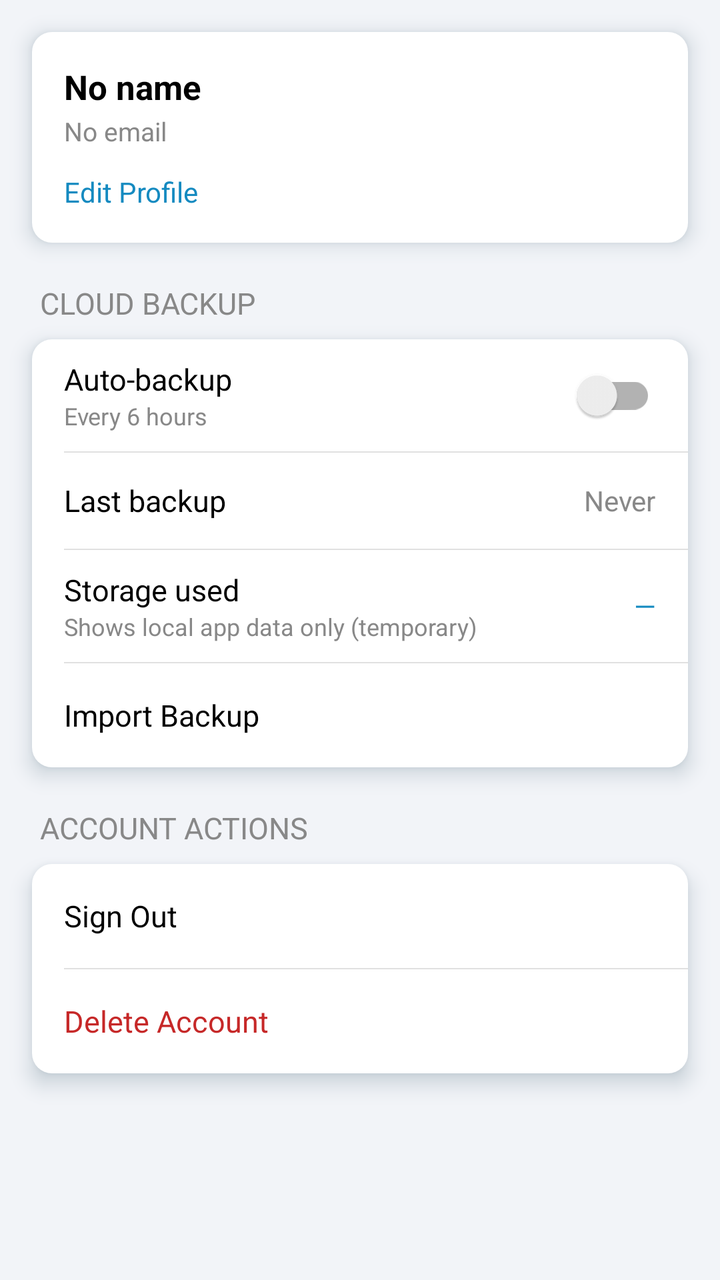
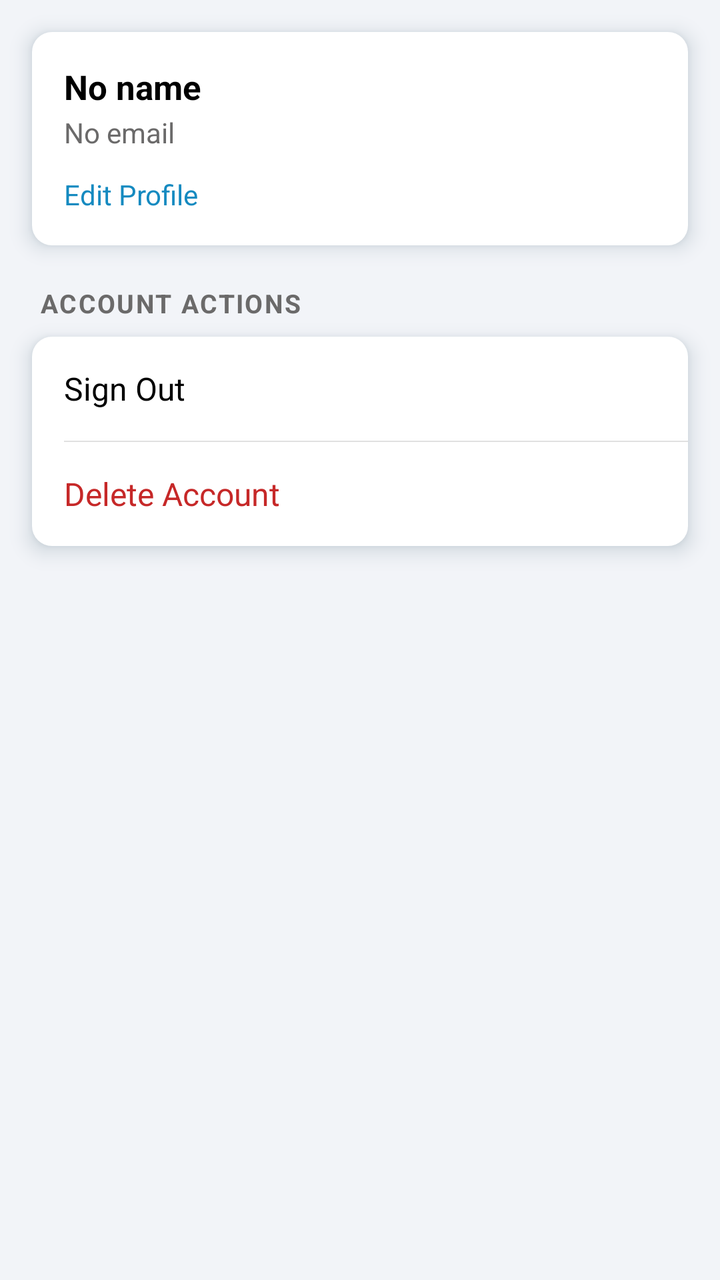

Before-and-after screenshots of an Android layout around one commit, followed by the original layout XML and the change that was made.
<!-- AndroidManifest.xml: application theme Theme.AquaSense -->
<!-- res/layout/fragment_accounts_backup.xml -->
<?xml version="1.0" encoding="utf-8"?>
<ScrollView xmlns:android="http://schemas.android.com/apk/res/android"
    android:layout_width="match_parent"
    android:layout_height="match_parent">

    <LinearLayout
        android:layout_width="match_parent"
        android:layout_height="wrap_content"
        android:clipToPadding="false"
        android:orientation="vertical"
        android:padding="16dp">

        
        <LinearLayout
            android:layout_width="match_parent"
            android:layout_height="wrap_content"
            android:layout_marginBottom="20dp"
            android:background="@drawable/bg_settings_card"
            style="@style/Widget.AquaSense.Card"
            android:orientation="vertical"
            android:padding="16dp">

            <TextView
                android:id="@+id/tvProfileName"
                android:layout_width="wrap_content"
                android:layout_height="wrap_content"
                android:text="@string/profile_name_empty"
                android:textColor="@color/text_primary"
                android:textSize="17sp"
                android:textStyle="bold" />

            <TextView
                android:id="@+id/tvProfileEmail"
                android:layout_width="wrap_content"
                android:layout_height="wrap_content"
                android:layout_marginTop="2dp"
                android:text="@string/profile_email_empty"
                android:textColor="@color/text_secondary"
                android:textSize="13sp" />

            <TextView
                android:id="@+id/btnEditProfile"
                android:layout_width="wrap_content"
                android:layout_height="wrap_content"
                android:layout_marginTop="12dp"
                android:clickable="true"
                android:focusable="true"
                android:text="@string/edit_profile"
                android:textColor="@color/accent"
                android:textSize="14sp" />

        </LinearLayout>

        
        <TextView
            android:layout_width="wrap_content"
            android:layout_height="wrap_content"
            android:layout_marginBottom="8dp"
            android:layout_marginStart="4dp"
            android:text="@string/section_cloud_backup"
            android:textAllCaps="true"
            android:textColor="@color/text_secondary"
            android:textSize="15sp" />

        <LinearLayout
            android:layout_width="match_parent"
            android:layout_height="wrap_content"
            android:layout_marginBottom="20dp"
            android:background="@drawable/bg_settings_card"
            style="@style/Widget.AquaSense.Card"
            android:orientation="vertical">

            
            <LinearLayout
                android:layout_width="match_parent"
                android:layout_height="56dp"
                android:gravity="center_vertical"
                android:orientation="horizontal"
                android:paddingStart="16dp"
                android:paddingEnd="16dp">

                <LinearLayout
                    android:layout_width="0dp"
                    android:layout_height="wrap_content"
                    android:layout_weight="1"
                    android:orientation="vertical">

                    <TextView
                        android:layout_width="wrap_content"
                        android:layout_height="wrap_content"
                        android:text="@string/auto_backup"
                        android:textColor="@color/text_primary"
                        android:textSize="15sp" />

                    <TextView
                        android:layout_width="wrap_content"
                        android:layout_height="wrap_content"
                        android:text="@string/auto_backup_desc"
                        android:textColor="@color/text_secondary"
                        android:textSize="12sp" />

                </LinearLayout>

                <androidx.appcompat.widget.SwitchCompat
                    android:id="@+id/switchAutoBackup"
                    android:layout_width="wrap_content"
                    android:layout_height="wrap_content" />

            </LinearLayout>

            <View
                android:layout_width="match_parent"
                android:layout_height="0.5dp"
                android:layout_marginStart="16dp"
                android:background="@color/divider" />

            
            <LinearLayout
                android:layout_width="match_parent"
                android:layout_height="48dp"
                android:gravity="center_vertical"
                android:orientation="horizontal"
                android:paddingStart="16dp"
                android:paddingEnd="16dp">

                <TextView
                    android:layout_width="0dp"
                    android:layout_height="wrap_content"
                    android:layout_weight="1"
                    android:text="@string/last_backup"
                    android:textColor="@color/text_primary"
                    android:textSize="15sp" />

                <TextView
                    android:id="@+id/tvLastBackup"
                    android:layout_width="wrap_content"
                    android:layout_height="wrap_content"
                    android:text="@string/never"
                    android:textColor="@color/text_secondary"
                    android:textSize="14sp" />

            </LinearLayout>

            <View
                android:layout_width="match_parent"
                android:layout_height="0.5dp"
                android:layout_marginStart="16dp"
                android:background="@color/divider" />

            
            <LinearLayout
                android:layout_width="match_parent"
                android:layout_height="56dp"
                android:gravity="center_vertical"
                android:orientation="horizontal"
                android:paddingStart="16dp"
                android:paddingEnd="16dp">

                <LinearLayout
                    android:layout_width="0dp"
                    android:layout_height="wrap_content"
                    android:layout_weight="1"
                    android:orientation="vertical">

                    <TextView
                        android:layout_width="wrap_content"
                        android:layout_height="wrap_content"
                        android:text="@string/storage_used"
                        android:textColor="@color/text_primary"
                        android:textSize="15sp" />

                    <TextView
                        android:layout_width="wrap_content"
                        android:layout_height="wrap_content"
                        android:text="@string/storage_used_desc"
                        android:textColor="@color/text_secondary"
                        android:textSize="12sp" />

                </LinearLayout>

                <TextView
                    android:id="@+id/tvStorageUsed"
                    android:layout_width="wrap_content"
                    android:layout_height="wrap_content"
                    android:text="@string/storage_used_placeholder"
                    android:textColor="@color/accent"
                    android:textSize="14sp" />

            </LinearLayout>

            <View
                android:layout_width="match_parent"
                android:layout_height="0.5dp"
                android:layout_marginStart="16dp"
                android:background="@color/divider" />

            <TextView
                android:id="@+id/btnImportBackup"
                android:layout_width="match_parent"
                android:layout_height="52dp"
                android:clickable="true"
                android:focusable="true"
                android:foreground="?attr/selectableItemBackground"
                android:gravity="center_vertical"
                android:paddingStart="16dp"
                android:paddingEnd="16dp"
                android:text="@string/import_backup"
                android:textColor="@color/text_primary"
                android:textSize="15sp" />

        </LinearLayout>

        
        <TextView
            android:layout_width="wrap_content"
            android:layout_height="wrap_content"
            android:layout_marginBottom="8dp"
            android:layout_marginStart="4dp"
            android:text="@string/section_account_actions"
            android:textAllCaps="true"
            android:textColor="@color/text_secondary"
            android:textSize="15sp" />

        <LinearLayout
            android:layout_width="match_parent"
            android:layout_height="wrap_content"
            android:background="@drawable/bg_settings_card"
            style="@style/Widget.AquaSense.Card"
            android:orientation="vertical">

            <TextView
                android:id="@+id/btnSignOut"
                android:layout_width="match_parent"
                android:layout_height="52dp"
                android:clickable="true"
                android:focusable="true"
                android:foreground="?attr/selectableItemBackground"
                android:gravity="center_vertical"
                android:paddingStart="16dp"
                android:paddingEnd="16dp"
                android:text="@string/sign_out"
                android:textColor="@color/text_primary"
                android:textSize="15sp" />

            <View
                android:layout_width="match_parent"
                android:layout_height="0.5dp"
                android:layout_marginStart="16dp"
                android:background="@color/divider" />

            <TextView
                android:id="@+id/btnDeleteAccount"
                android:layout_width="match_parent"
                android:layout_height="52dp"
                android:clickable="true"
                android:focusable="true"
                android:foreground="?attr/selectableItemBackground"
                android:gravity="center_vertical"
                android:paddingStart="16dp"
                android:paddingEnd="16dp"
                android:text="@string/delete_account"
                android:textColor="@color/danger"
                android:textSize="15sp" />

        </LinearLayout>

    </LinearLayout>

</ScrollView>
<!-- resources referenced by this layout -->
<resources>
  <color name="accent">#158AC0</color>
  <color name="danger">#FFC62828</color>
  <color name="divider">#FFE0E0E0</color>
  <color name="text_primary">#FF000000</color>
  <color name="text_secondary">#FF888888</color>
  <!-- drawable bg_settings_card (drawable) -->
  <?xml version="1.0" encoding="utf-8"?>
  <shape xmlns:android="http://schemas.android.com/apk/res/android"
      android:shape="rectangle">
      <solid android:color="@color/card_background" />
      <corners android:radius="10dp" />
  </shape>
  <string name="auto_backup">Auto-backup</string>
  <string name="auto_backup_desc">Every 6 hours</string>
  <string name="delete_account">Delete Account</string>
  <string name="edit_profile">Edit Profile</string>
  <string name="import_backup">Import Backup</string>
  <string name="last_backup">Last backup</string>
  <string name="never">Never</string>
  <string name="profile_email_empty">No email</string>
  <string name="profile_name_empty">No name</string>
  <string name="section_account_actions">ACCOUNT ACTIONS</string>
  <string name="section_cloud_backup">CLOUD BACKUP</string>
  <string name="sign_out">Sign Out</string>
  <string name="storage_used">Storage used</string>
  <string name="storage_used_desc">Shows local app data only (temporary)</string>
  <string name="storage_used_placeholder">—</string>
  <style name="Widget.AquaSense.Card" parent="">
          <item name="android:elevation">6dp</item>
          <item name="android:outlineAmbientShadowColor">@color/card_shadow</item>
          <item name="android:outlineSpotShadowColor">@color/card_shadow</item>
      </style>
  <style name="Theme.AquaSense" parent="Base.Theme.AquaSense" />
  <color name="card_background">#FFFFFFFF</color>
  <color name="card_shadow">#FF123A4D</color>
  <style name="Base.Theme.AquaSense" parent="Theme.MaterialComponents.DayNight.NoActionBar">
          
          <item name="android:windowBackground">@color/background</item>
          <item name="android:colorBackground">@color/background</item>
          
          <item name="android:statusBarColor">@color/toolbar_gradient_start</item>
          <item name="android:windowLightStatusBar">@bool/light_status_bar_icons</item>
      </style>
  <color name="background">#FFF2F4F8</color>
  <color name="toolbar_gradient_start">#FFC1DFE0</color>
</resources>

<!-- the commit's change to res/layout/fragment_accounts_backup.xml (unified diff, before → after) -->
@@ -25,9 +25,8 @@
                 android:layout_width="wrap_content"
                 android:layout_height="wrap_content"
                 android:text="@string/profile_name_empty"
-                android:textColor="@color/text_primary"
-                android:textSize="17sp"
-                android:textStyle="bold" />
+                android:textStyle="bold"                
+                android:textAppearance="@style/TextAppearance.AquaSense.ProfileName" />
 
             <TextView
                 android:id="@+id/tvProfileEmail"
@@ -35,8 +34,7 @@
                 android:layout_height="wrap_content"
                 android:layout_marginTop="2dp"
                 android:text="@string/profile_email_empty"
-                android:textColor="@color/text_secondary"
-                android:textSize="13sp" />
+                android:textAppearance="@style/TextAppearance.AquaSense.ProfileEmail" />
 
             <TextView
                 android:id="@+id/btnEditProfile"
@@ -46,167 +44,7 @@
                 android:clickable="true"
                 android:focusable="true"
                 android:text="@string/edit_profile"
-                android:textColor="@color/accent"
-                android:textSize="14sp" />
-
-        </LinearLayout>
-
-        
-        <TextView
-            android:layout_width="wrap_content"
-            android:layout_height="wrap_content"
-            android:layout_marginBottom="8dp"
-            android:layout_marginStart="4dp"
-            android:text="@string/section_cloud_backup"
-            android:textAllCaps="true"
-            android:textColor="@color/text_secondary"
-            android:textSize="15sp" />
-
-        <LinearLayout
-            android:layout_width="match_parent"
-            android:layout_height="wrap_content"
-            android:layout_marginBottom="20dp"
-            android:background="@drawable/bg_settings_card"
-            style="@style/Widget.AquaSense.Card"
-            android:orientation="vertical">
-
-            
-            <LinearLayout
-                android:layout_width="match_parent"
-                android:layout_height="56dp"
-                android:gravity="center_vertical"
-                android:orientation="horizontal"
-                android:paddingStart="16dp"
-                android:paddingEnd="16dp">
-
-                <LinearLayout
-                    android:layout_width="0dp"
-                    android:layout_height="wrap_content"
-                    android:layout_weight="1"
-                    android:orientation="vertical">
-
-                    <TextView
-                        android:layout_width="wrap_content"
-                        android:layout_height="wrap_content"
-                        android:text="@string/auto_backup"
-                        android:textColor="@color/text_primary"
-                        android:textSize="15sp" />
-
-                    <TextView
-                        android:layout_width="wrap_content"
-                        android:layout_height="wrap_content"
-                        android:text="@string/auto_backup_desc"
-                        android:textColor="@color/text_secondary"
-                        android:textSize="12sp" />
-
-                </LinearLayout>
-
-                <androidx.appcompat.widget.SwitchCompat
-                    android:id="@+id/switchAutoBackup"
-                    android:layout_width="wrap_content"
-                    android:layout_height="wrap_content" />
-
-            </LinearLayout>
-
-            <View
-                android:layout_width="match_parent"
-                android:layout_height="0.5dp"
-                android:layout_marginStart="16dp"
-                android:background="@color/divider" />
-
-            
-            <LinearLayout
-                android:layout_width="match_parent"
-                android:layout_height="48dp"
-                android:gravity="center_vertical"
-                android:orientation="horizontal"
-                android:paddingStart="16dp"
-                android:paddingEnd="16dp">
-
-                <TextView
-                    android:layout_width="0dp"
-                    android:layout_height="wrap_content"
-                    android:layout_weight="1"
-                    android:text="@string/last_backup"
-                    android:textColor="@color/text_primary"
-                    android:textSize="15sp" />
-
-                <TextView
-                    android:id="@+id/tvLastBackup"
-                    android:layout_width="wrap_content"
-                    android:layout_height="wrap_content"
-                    android:text="@string/never"
-                    android:textColor="@color/text_secondary"
-                    android:textSize="14sp" />
-
-            </LinearLayout>
-
-            <View
-                android:layout_width="match_parent"
-                android:layout_height="0.5dp"
-                android:layout_marginStart="16dp"
-                android:background="@color/divider" />
-
-            
-            <LinearLayout
-                android:layout_width="match_parent"
-                android:layout_height="56dp"
-                android:gravity="center_vertical"
-                android:orientation="horizontal"
-                android:paddingStart="16dp"
-                android:paddingEnd="16dp">
-
-                <LinearLayout
-                    android:layout_width="0dp"
-                    android:layout_height="wrap_content"
-                    android:layout_weight="1"
-                    android:orientation="vertical">
-
-                    <TextView
-                        android:layout_width="wrap_content"
-                        android:layout_height="wrap_content"
-                        android:text="@string/storage_used"
-                        android:textColor="@color/text_primary"
-                        android:textSize="15sp" />
-
-                    <TextView
-                        android:layout_width="wrap_content"
-                        android:layout_height="wrap_content"
-                        android:text="@string/storage_used_desc"
-                        android:textColor="@color/text_secondary"
-                        android:textSize="12sp" />
-
-                </LinearLayout>
-
-                <TextView
-                    android:id="@+id/tvStorageUsed"
-                    android:layout_width="wrap_content"
-                    android:layout_height="wrap_content"
-                    android:text="@string/storage_used_placeholder"
-                    android:textColor="@color/accent"
-                    android:textSize="14sp" />
-
-            </LinearLayout>
-
-            <View
-                android:layout_width="match_parent"
-                android:layout_height="0.5dp"
-                android:layout_marginStart="16dp"
-                android:background="@color/divider" />
-
-            <TextView
-                android:id="@+id/btnImportBackup"
-                android:layout_width="match_parent"
-                android:layout_height="52dp"
-                android:clickable="true"
-                android:focusable="true"
-                android:foreground="?attr/selectableItemBackground"
-                android:gravity="center_vertical"
-                android:paddingStart="16dp"
-                android:paddingEnd="16dp"
-                android:text="@string/import_backup"
-                android:textColor="@color/text_primary"
-                android:textSize="15sp" />
+                android:textAppearance="@style/TextAppearance.AquaSense.RowValue" />
 
         </LinearLayout>
 
@@ -217,9 +55,7 @@
             android:layout_marginBottom="8dp"
             android:layout_marginStart="4dp"
             android:text="@string/section_account_actions"
-            android:textAllCaps="true"
-            android:textColor="@color/text_secondary"
-            android:textSize="15sp" />
+            android:textAppearance="@style/TextAppearance.AquaSense.SectionHeader" />
 
         <LinearLayout
             android:layout_width="match_parent"
@@ -231,7 +67,10 @@
             <TextView
                 android:id="@+id/btnSignOut"
                 android:layout_width="match_parent"
-                android:layout_height="52dp"
+                android:layout_height="wrap_content"
+                android:minHeight="52dp"
+                android:paddingTop="8dp"
+                android:paddingBottom="8dp"
                 android:clickable="true"
                 android:focusable="true"
                 android:foreground="?attr/selectableItemBackground"
@@ -239,8 +78,7 @@
                 android:paddingStart="16dp"
                 android:paddingEnd="16dp"
                 android:text="@string/sign_out"
-                android:textColor="@color/text_primary"
-                android:textSize="15sp" />
+                android:textAppearance="@style/TextAppearance.AquaSense.RowTitle" />
 
             <View
                 android:layout_width="match_parent"
@@ -251,7 +89,10 @@
             <TextView
                 android:id="@+id/btnDeleteAccount"
                 android:layout_width="match_parent"
-                android:layout_height="52dp"
+                android:layout_height="wrap_content"
+                android:minHeight="52dp"
+                android:paddingTop="8dp"
+                android:paddingBottom="8dp"
                 android:clickable="true"
                 android:focusable="true"
                 android:foreground="?attr/selectableItemBackground"
@@ -259,8 +100,7 @@
                 android:paddingStart="16dp"
                 android:paddingEnd="16dp"
                 android:text="@string/delete_account"
-                android:textColor="@color/danger"
-                android:textSize="15sp" />
+                android:textAppearance="@style/TextAppearance.AquaSense.RowTitle.Danger" />
 
         </LinearLayout>
 
<!-- resource entries referenced after the edit -->
@@ -4,7 +4,7 @@
   <color name="danger">#FFC62828</color>
   <color name="divider">#FFE0E0E0</color>
   <color name="text_primary">#FF000000</color>
-  <color name="text_secondary">#FF888888</color>
+  <color name="text_secondary">#FF6B6A6A</color>
   <!-- drawable bg_settings_card (drawable) -->
   <?xml version="1.0" encoding="utf-8"?>
   <shape xmlns:android="http://schemas.android.com/apk/res/android"
@@ -12,21 +12,38 @@
       <solid android:color="@color/card_background" />
       <corners android:radius="10dp" />
   </shape>
-  <string name="auto_backup">Auto-backup</string>
-  <string name="auto_backup_desc">Every 6 hours</string>
   <string name="delete_account">Delete Account</string>
   <string name="edit_profile">Edit Profile</string>
-  <string name="import_backup">Import Backup</string>
-  <string name="last_backup">Last backup</string>
-  <string name="never">Never</string>
   <string name="profile_email_empty">No email</string>
   <string name="profile_name_empty">No name</string>
   <string name="section_account_actions">ACCOUNT ACTIONS</string>
-  <string name="section_cloud_backup">CLOUD BACKUP</string>
   <string name="sign_out">Sign Out</string>
-  <string name="storage_used">Storage used</string>
-  <string name="storage_used_desc">Shows local app data only (temporary)</string>
-  <string name="storage_used_placeholder">—</string>
+  <style name="TextAppearance.AquaSense.ProfileEmail" parent="TextAppearance.AppCompat">
+          <item name="android:textSize">14sp</item>
+          <item name="android:textColor">@color/text_secondary</item>
+      </style>
+  <style name="TextAppearance.AquaSense.ProfileName" parent="TextAppearance.AppCompat">
+          <item name="android:textSize">17sp</item>
+          <item name="android:textColor">@color/text_primary</item>
+      </style>
+  <style name="TextAppearance.AquaSense.RowTitle" parent="TextAppearance.AppCompat">
+          <item name="android:textSize">16sp</item>
+          <item name="android:textColor">@color/text_primary</item>
+      </style>
+  <style name="TextAppearance.AquaSense.RowTitle.Danger">
+          <item name="android:textColor">@color/danger</item>
+      </style>
+  <style name="TextAppearance.AquaSense.RowValue" parent="TextAppearance.AppCompat">
+          <item name="android:textSize">14sp</item>
+          <item name="android:textColor">@color/accent</item>
+      </style>
+  <style name="TextAppearance.AquaSense.SectionHeader" parent="TextAppearance.AppCompat">
+          <item name="android:textSize">13sp</item>
+          <item name="android:textAllCaps">true</item>
+          <item name="android:textStyle">bold</item>
+          <item name="android:letterSpacing">0.06</item>
+          <item name="android:textColor">@color/text_secondary</item>
+      </style>
   <style name="Widget.AquaSense.Card" parent="">
           <item name="android:elevation">6dp</item>
           <item name="android:outlineAmbientShadowColor">@color/card_shadow</item>
